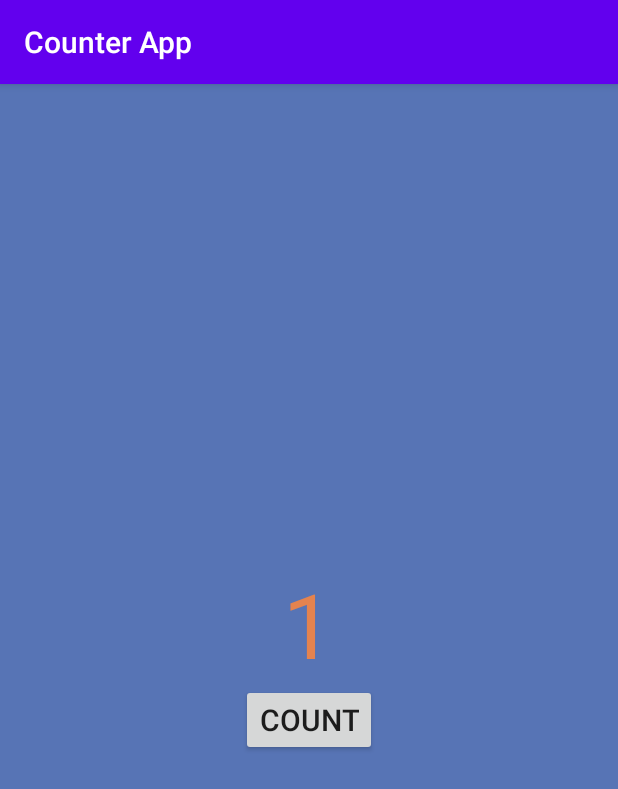
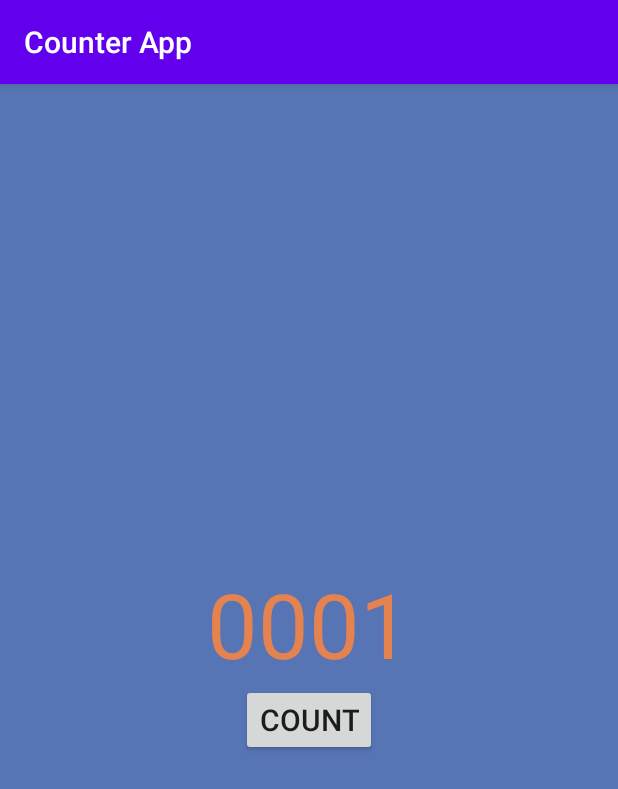
Before and after one commit to tokbaev-a/CounterApp, an Android app: the screen it shows after launch (MainActivity), after a tap on "COUNT", on a phone screen of 412 x 824 dp. Shown: the top 789 px of the screen. Run offline under Robolectric (Android 15) with nearby library versions, the phone set to English and light mode, and no system bars.

Commit message:
Fixed several bugs

```diff
--- a/app/src/main/java/knigh4ttk/application/counterapp/MainActivity.java
+++ b/app/src/main/java/knigh4ttk/application/counterapp/MainActivity.java
@@ -28,7 +28,7 @@ public class MainActivity extends AppCompatActivity {
     }
     private void display(int score) {
         TextView quantityTextView = (TextView) findViewById(R.id.score);
-        quantityTextView.setText("" + score);
+        quantityTextView.setText("" + String.format("%04d",score));
     }
     @Override
     protected void onSaveInstanceState(@NonNull Bundle outState) {
--- a/app/src/main/res/layout/activity_main.xml
+++ b/app/src/main/res/layout/activity_main.xml
@@ -10,7 +10,7 @@
         android:layout_width="wrap_content"
         android:layout_height="wrap_content"
         android:layout_gravity="center"
-        android:text="0"
+        android:text="0000"
         android:textColor="#e4834f"
         android:textSize="60dp">
     </TextView>
```
